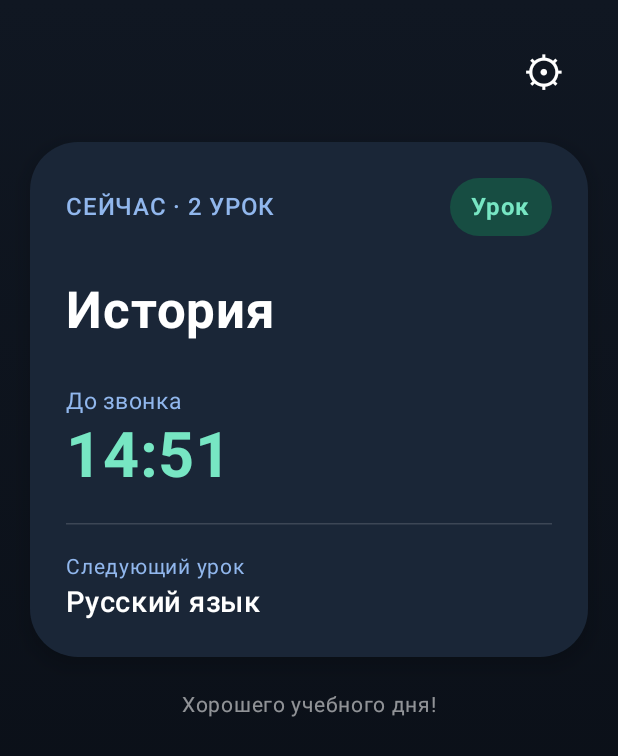
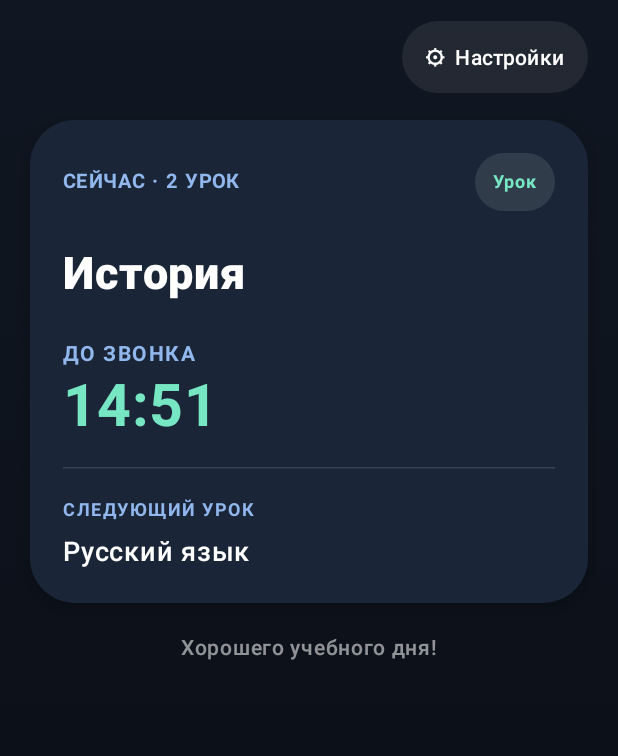
Before and after one commit to volosy886-ai/SchoolTime, an Android app built with Jetpack Compose: the screen it shows after launch (MainActivity), on a phone screen of 412 x 824 dp. Shown: the top 756 px of the screen. Run offline under Robolectric (Android 15) with nearby library versions, the phone set to English and light mode, and no system bars.

Commit message:
Add files via upload

```diff
--- a/app/src/main/java/com/schooltime/app/MainActivity.kt
+++ b/app/src/main/java/com/schooltime/app/MainActivity.kt
@@ -1,15 +1,15 @@
 package com.schooltime.app
 
-import android.appwidget.AppWidgetManager
-import android.content.ComponentName
-import android.content.Context
-import android.content.Intent
 import android.os.Bundle
 import androidx.activity.ComponentActivity
 import androidx.activity.compose.setContent
 import androidx.compose.foundation.background
+import androidx.compose.foundation.border
 import androidx.compose.foundation.layout.*
+import androidx.compose.foundation.rememberScrollState
+import androidx.compose.foundation.shape.CircleShape
 import androidx.compose.foundation.shape.RoundedCornerShape
+import androidx.compose.foundation.verticalScroll
 import androidx.compose.material3.*
 import androidx.compose.runtime.*
 import androidx.compose.ui.Alignment
@@ -17,156 +17,169 @@ import androidx.compose.ui.Modifier
 import androidx.compose.ui.graphics.Brush
 import androidx.compose.ui.graphics.Color
 import androidx.compose.ui.text.font.FontWeight
+import androidx.compose.ui.text.style.TextOverflow
 import androidx.compose.ui.unit.dp
 import androidx.compose.ui.unit.sp
 import kotlinx.coroutines.delay
 
 private val Mint = Color(0xFF77E6C3)
 private val Blue = Color(0xFF91B7ED)
+private val Ink = Color(0xFF101722)
+private val Panel = Color(0xFF1A2637)
 
 class MainActivity : ComponentActivity() {
     override fun onCreate(savedInstanceState: Bundle?) {
         super.onCreate(savedInstanceState)
-        val prefs = getSharedPreferences("schooltime_settings", Context.MODE_PRIVATE)
+        val prefs = getSharedPreferences(SchoolTimePrefs.FILE, MODE_PRIVATE)
+        setContent {
+            var glass by remember { mutableStateOf(prefs.getBoolean(SchoolTimePrefs.KEY_GLASS, false)) }
+            var onSettings by remember { mutableStateOf(false) }
+            var tick by remember { mutableIntStateOf(0) }
+            LaunchedEffect(Unit) { while (true) { delay(1000); tick++ } }
+            val status = remember(tick) { Timetable.status() }
+            val pageBrush = if (glass) {
+                Brush.linearGradient(listOf(Color(0xFF263D55), Color(0xFF101B2B), Color(0xFF344B65)))
+            } else Brush.verticalGradient(listOf(Color(0xFF101722), Color(0xFF080C13)))
 
-        setContent {
-            var glass by remember { mutableStateOf(prefs.getBoolean("glass", false)) }
-            var settingsOpen by remember { mutableStateOf(false) }
-            var tick by remember { mutableIntStateOf(0) }
+            MaterialTheme(colorScheme = darkColorScheme(primary = Mint, surface = Panel, background = Ink)) {
+                Box(Modifier.fillMaxSize().background(pageBrush)) {
+                    if (onSettings) {
+                        SettingsPage(
+                            glass = glass,
+                            onBack = { onSettings = false },
+                            onSelect = { selected ->
+                                glass = selected
+                                prefs.edit().putBoolean(SchoolTimePrefs.KEY_GLASS, selected).apply()
+                                SchoolTimeWidgetProvider.refresh(this@MainActivity)
+                            }
+                        )
+                    } else {
+                        HomePage(status = status, glass = glass, onSettings = { onSettings = true })
+                    }
+                }
+            }
+        }
+        SchoolTimeWidgetProvider.refresh(this)
+    }
 
-            LaunchedEffect(Unit) {
-                while (true) {
-                    delay(1000)
-                    tick++
+    override fun onResume() {
+        super.onResume()
+        SchoolTimeWidgetProvider.refresh(this)
     }
 }
 
-            val status = remember(tick) { Timetable.status() }
-            val isLesson = status.detail.startsWith("СЕЙЧАС")
-            val background = if (glass) {
-                Brush.linearGradient(listOf(Color(0xFF263D55), Color(0xFF101B2B), Color(0xFF344B65)))
-            } else {
-                Brush.verticalGradient(listOf(Color(0xFF101722), Color(0xFF080C13)))
-            }
-
-            MaterialTheme {
-                Box(
-                    modifier = Modifier.fillMaxSize().background(background).padding(20.dp)
-                ) {
+@Composable
+private fun HomePage(status: LessonStatus, glass: Boolean, onSettings: () -> Unit) {
+    val cardColor = if (glass) Color(0xB83C5875) else Panel
     Column(
-                        modifier = Modifier.fillMaxSize(),
+        modifier = Modifier.fillMaxSize().verticalScroll(rememberScrollState()).padding(horizontal = 20.dp, vertical = 14.dp),
         horizontalAlignment = Alignment.CenterHorizontally
     ) {
         Row(Modifier.fillMaxWidth(), horizontalArrangement = Arrangement.End) {
-                            TextButton(onClick = { settingsOpen = true }) {
-                                Text("⚙", fontSize = 28.sp, color = Color.White)
+            Surface(color = Color.White.copy(alpha = 0.08f), shape = CircleShape) {
+                TextButton(onClick = onSettings, contentPadding = PaddingValues(horizontal = 15.dp, vertical = 7.dp)) {
+                    Text("⚙  Настройки", color = Color.White, fontSize = 14.sp, fontWeight = FontWeight.SemiBold)
                 }
             }
-
-                        Spacer(Modifier.height(20.dp))
-
+        }
+        Spacer(Modifier.height(18.dp))
         Card(
-                            modifier = Modifier.fillMaxWidth(),
-                            shape = RoundedCornerShape(32.dp),
-                            colors = CardDefaults.cardColors(
-                                containerColor = if (glass) Color(0xAA4A6685) else Color(0xFF1A2637)
-                            ),
-                            elevation = CardDefaults.cardElevation(defaultElevation = if (glass) 0.dp else 8.dp)
+            modifier = Modifier.fillMaxWidth().widthIn(max = 520.dp),
+            shape = RoundedCornerShape(30.dp),
+            colors = CardDefaults.cardColors(containerColor = cardColor),
+            elevation = CardDefaults.cardElevation(defaultElevation = if (glass) 0.dp else 7.dp)
         ) {
-                            Column(Modifier.fillMaxWidth().padding(24.dp)) {
-                                Row(
-                                    Modifier.fillMaxWidth(),
-                                    horizontalArrangement = Arrangement.SpaceBetween,
-                                    verticalAlignment = Alignment.CenterVertically
-                                ) {
-                                    Text(status.detail, color = Blue, fontSize = 16.sp, fontWeight = FontWeight.SemiBold)
-                                    Surface(
-                                        shape = RoundedCornerShape(50.dp),
-                                        color = if (isLesson) Color(0xFF174D42) else Color(0xFF34445B)
-                                    ) {
+            Column(Modifier.fillMaxWidth().padding(horizontal = 22.dp, vertical = 22.dp)) {
+                Row(verticalAlignment = Alignment.CenterVertically, horizontalArrangement = Arrangement.SpaceBetween, modifier = Modifier.fillMaxWidth()) {
+                    Text(status.detail, color = Blue, fontSize = 13.sp, fontWeight = FontWeight.Bold, letterSpacing = 1.sp, modifier = Modifier.weight(1f))
+                    val badgeText = when (status.phase) {
+                        SchoolPhase.LESSON -> "Урок"
+                        SchoolPhase.BREAK -> "Перемена"
+                        SchoolPhase.BEFORE -> "Скоро"
+                        SchoolPhase.FINISHED -> "Завершено"
+                        SchoolPhase.WEEKEND -> "Выходной"
+                    }
+                    Surface(shape = CircleShape, color = Color.White.copy(alpha = 0.10f)) {
+                        Text(badgeText, modifier = Modifier.padding(horizontal = 12.dp, vertical = 7.dp), color = if (status.phase == SchoolPhase.LESSON) Mint else Blue, fontSize = 12.sp, fontWeight = FontWeight.Bold)
+                    }
+                }
+                Spacer(Modifier.height(24.dp))
+                Text(status.title, color = Color.White, fontSize = 30.sp, lineHeight = 34.sp, fontWeight = FontWeight.ExtraBold, maxLines = 2, overflow = TextOverflow.Ellipsis)
+                if (status.remaining.isNotBlank()) {
+                    Spacer(Modifier.height(24.dp))
+                    Text(status.timerLabel, color = Blue, fontSize = 14.sp, fontWeight = FontWeight.Bold, letterSpacing = 1.sp)
+                    Text(status.remaining, color = Mint, fontSize = 39.sp, lineHeight = 44.sp, fontWeight = FontWeight.Bold, letterSpacing = 1.sp)
+                }
+                Spacer(Modifier.height(18.dp))
+                HorizontalDivider(color = Color.White.copy(alpha = 0.13f))
+                Spacer(Modifier.height(15.dp))
+                Text(status.nextLabel.ifBlank { "ИНФОРМАЦИЯ" }, color = Blue, fontSize = 12.sp, fontWeight = FontWeight.Bold, letterSpacing = 1.sp)
+                Text(status.next, color = Color.White, fontSize = 18.sp, fontWeight = FontWeight.SemiBold, modifier = Modifier.padding(top = 4.dp))
+            }
+        }
+        Spacer(Modifier.height(18.dp))
         Text(
-                                            if (isLesson) "Урок" else "Перемена",
-                                            modifier = Modifier.padding(horizontal = 14.dp, vertical = 7.dp),
-                                            color = if (isLesson) Mint else Blue,
-                                            fontWeight = FontWeight.Bold
+            when (status.phase) {
+                SchoolPhase.FINISHED -> "Хорошего отдыха!"
+                SchoolPhase.WEEKEND -> "Приятных выходных!"
+                else -> "Хорошего учебного дня!"
+            }, color = Color.White.copy(alpha = 0.55f), fontSize = 14.sp, fontWeight = FontWeight.Medium
         )
     }
 }
 
-                                Spacer(Modifier.height(30.dp))
-                                Text(status.title, color = Color.White, fontSize = 34.sp, fontWeight = FontWeight.Bold)
+@Composable
+private fun SettingsPage(glass: Boolean, onBack: () -> Unit, onSelect: (Boolean) -> Unit) {
+    Column(
+        modifier = Modifier.fillMaxSize().verticalScroll(rememberScrollState()).padding(horizontal = 22.dp, vertical = 18.dp),
+        horizontalAlignment = Alignment.CenterHorizontally
+    ) {
+        Row(Modifier.fillMaxWidth(), verticalAlignment = Alignment.CenterVertically) {
+            TextButton(onClick = onBack) { Text("← Назад", color = Mint, fontSize = 15.sp) }
+        }
+        Spacer(Modifier.height(20.dp))
+        Text("Оформление", color = Color.White, fontSize = 29.sp, fontWeight = FontWeight.Bold)
+        Text("Выбери внешний вид приложения и виджета", color = Blue, fontSize = 14.sp, modifier = Modifier.padding(top = 8.dp))
         Spacer(Modifier.height(28.dp))
-
-                                Text(if (isLesson) "До звонка" else "До урока", color = Blue, fontSize = 15.sp)
-                                Text(
-                                    status.remaining.ifBlank { "— — : — —" },
-                                    color = Mint,
-                                    fontSize = 42.sp,
-                                    fontWeight = FontWeight.Bold
+        ThemeChoiceCard(
+            title = "Классическая",
+            subtitle = "Тёмная тема · сдержанный дизайн",
+            selected = !glass,
+            preview = Panel,
+            onClick = { onSelect(false) }
         )
-
-                                Spacer(Modifier.height(20.dp))
-                                HorizontalDivider(color = Color.White.copy(alpha = 0.15f))
         Spacer(Modifier.height(16.dp))
-                                Text("Следующий урок", color = Blue, fontSize = 14.sp)
-                                Text(status.next, color = Color.White, fontSize = 19.sp, fontWeight = FontWeight.Medium)
+        ThemeChoiceCard(
+            title = "Жидкое стекло",
+            subtitle = "Полупрозрачные оттенки и мягкие контуры",
+            selected = glass,
+            preview = Color(0xB83C5875),
+            onClick = { onSelect(true) }
+        )
+        Spacer(Modifier.height(28.dp))
+        Text("Выбранная тема применяется и к виджету.", color = Color.White.copy(alpha = 0.60f), fontSize = 13.sp)
     }
 }
 
-                        Spacer(Modifier.height(20.dp))
-                        Text("Хорошего учебного дня!", color = Color.White.copy(alpha = 0.55f), fontSize = 14.sp)
+@Composable
+private fun ThemeChoiceCard(title: String, subtitle: String, selected: Boolean, preview: Color, onClick: () -> Unit) {
+    Surface(
+        onClick = onClick,
+        modifier = Modifier.fillMaxWidth().widthIn(max = 520.dp).then(
+            if (selected) Modifier.border(2.dp, Mint, RoundedCornerShape(24.dp)) else Modifier
+        ),
+        shape = RoundedCornerShape(24.dp),
+        color = Color.White.copy(alpha = 0.045f)
+    ) {
+        Row(Modifier.padding(16.dp), verticalAlignment = Alignment.CenterVertically) {
+            Box(Modifier.size(62.dp).background(preview, RoundedCornerShape(17.dp)), contentAlignment = Alignment.Center) {
+                Text("12:34", color = Mint, fontSize = 13.sp, fontWeight = FontWeight.Bold)
             }
-
-                    if (settingsOpen) {
-                        AlertDialog(
-                            onDismissRequest = { settingsOpen = false },
-                            containerColor = Color(0xFF1B293B),
-                            title = { Text("Оформление", color = Color.White) },
-                            text = {
-                                Column(verticalArrangement = Arrangement.spacedBy(12.dp)) {
-                                    Button(
-                                        modifier = Modifier.fillMaxWidth(),
-                                        onClick = {
-                                            glass = false
-                                            prefs.edit().putBoolean("glass", false).apply()
-                                            refreshWidget()
-                                            settingsOpen = false
-                                        },
-                                        colors = ButtonDefaults.buttonColors(containerColor = Color(0xFF34445B))
-                                    ) { Text("Классическая") }
-
-                                    Button(
-                                        modifier = Modifier.fillMaxWidth(),
-                                        onClick = {
-                                            glass = true
-                                            prefs.edit().putBoolean("glass", true).apply()
-                                            refreshWidget()
-                                            settingsOpen = false
-                                        },
-                                        colors = ButtonDefaults.buttonColors(containerColor = Color(0xFF397A75))
-                                    ) { Text("Жидкое стекло") }
+            Column(Modifier.weight(1f).padding(start = 15.dp)) {
+                Text(title, color = Color.White, fontSize = 17.sp, fontWeight = FontWeight.Bold)
+                Text(subtitle, color = Blue, fontSize = 12.sp, lineHeight = 16.sp, modifier = Modifier.padding(top = 4.dp))
             }
-                            },
-                            confirmButton = {
-                                TextButton(onClick = { settingsOpen = false }) {
-                                    Text("Закрыть", color = Mint)
-                                }
-                            }
-                        )
+            if (selected) Text("✓", color = Mint, fontSize = 24.sp, fontWeight = FontWeight.Bold)
         }
     }
 }
-        }
-    }
-
-    private fun refreshWidget() {
-        val manager = AppWidgetManager.getInstance(this)
-        val component = ComponentName(this, SchoolTimeWidgetReceiver::class.java)
-        val ids = manager.getAppWidgetIds(component)
-        val intent = Intent(this, SchoolTimeWidgetReceiver::class.java).apply {
-            action = AppWidgetManager.ACTION_APPWIDGET_UPDATE
-            putExtra(AppWidgetManager.EXTRA_APPWIDGET_IDS, ids)
-        }
-        sendBroadcast(intent)
-    }
-}
--- a/app/src/main/java/com/schooltime/app/Timetable.kt
+++ b/app/src/main/java/com/schooltime/app/Timetable.kt
@@ -1,111 +1,88 @@
 package com.schooltime.app
 
 import java.time.DayOfWeek
+import java.time.Duration
 import java.time.LocalDate
 import java.time.LocalTime
-import java.time.format.DateTimeFormatter
-import java.time.Duration
 
-data class Lesson(
-    val name: String,
-    val start: String,
-    val end: String
-)
-
-data class LessonStatus(
+internal data class Lesson(val name: String, val start: String, val end: String)
+internal enum class SchoolPhase { LESSON, BREAK, BEFORE, FINISHED, WEEKEND }
+internal data class LessonStatus(
+    val phase: SchoolPhase,
     val detail: String,
     val title: String,
+    val timerLabel: String,
     val remaining: String,
+    val nextLabel: String,
     val next: String
 )
 
-object Timetable {
+internal object Timetable {
     private val days = mapOf(
         DayOfWeek.MONDAY to listOf(
-            Lesson("География", "09:10", "09:50"),
-            Lesson("История", "10:05", "10:45"),
-            Lesson("Русский язык", "11:00", "11:40"),
-            Lesson("Литература", "11:50", "12:30"),
-            Lesson("Английский язык", "12:50", "13:30"),
-            Lesson("Математика", "13:40", "14:20")
+            Lesson("География", "09:10", "09:50"), Lesson("История", "10:05", "10:45"),
+            Lesson("Русский язык", "11:00", "11:40"), Lesson("Литература", "11:50", "12:30"),
+            Lesson("Английский язык", "12:50", "13:30"), Lesson("Математика", "13:40", "14:20")
         ),
         DayOfWeek.TUESDAY to listOf(
-            Lesson("История", "08:30", "09:15"),
-            Lesson("Музыка", "09:25", "10:10"),
-            Lesson("Русский язык", "10:30", "11:15"),
-            Lesson("Математика", "11:30", "12:15"),
+            Lesson("История", "08:30", "09:15"), Lesson("Музыка", "09:25", "10:10"),
+            Lesson("Русский язык", "10:30", "11:15"), Lesson("Математика", "11:30", "12:15"),
             Lesson("Физкультура", "12:35", "13:20")
         ),
         DayOfWeek.WEDNESDAY to listOf(
-            Lesson("Биология", "08:30", "09:15"),
-            Lesson("ИЗО", "09:25", "10:10"),
-            Lesson("Математика", "10:30", "11:15"),
-            Lesson("Русский язык", "11:30", "12:15"),
-            Lesson("Практикум по математике", "12:35", "13:20"),
-            Lesson("Русский язык", "13:30", "14:15")
+            Lesson("Биология", "08:30", "09:15"), Lesson("ИЗО", "09:25", "10:10"),
+            Lesson("Математика", "10:30", "11:15"), Lesson("Русский язык", "11:30", "12:15"),
+            Lesson("Практикум по математике", "12:35", "13:20"), Lesson("Русский язык", "13:30", "14:15")
         ),
         DayOfWeek.THURSDAY to listOf(
-            Lesson("Математика", "09:10", "09:50"),
-            Lesson("Русский язык", "10:05", "10:45"),
-            Lesson("Русский язык", "11:00", "11:40"),
-            Lesson("Труд", "11:50", "12:30"),
-            Lesson("Физкультура", "12:50", "13:30"),
-            Lesson("Английский язык", "13:40", "14:20")
+            Lesson("Математика", "09:10", "09:50"), Lesson("Русский язык", "10:05", "10:45"),
+            Lesson("Русский язык", "11:00", "11:40"), Lesson("Труд", "11:50", "12:30"),
+            Lesson("Физкультура", "12:50", "13:30"), Lesson("Английский язык", "13:40", "14:20")
         ),
         DayOfWeek.FRIDAY to listOf(
-            Lesson("Математика", "08:30", "09:15"),
-            Lesson("Спортивный модуль", "09:25", "10:10"),
-            Lesson("История", "10:30", "11:15"),
-            Lesson("Английский язык", "11:30", "12:15"),
-            Lesson("Литература", "12:35", "13:20"),
-            Lesson("Литература", "13:40", "14:15")
+            Lesson("Математика", "08:30", "09:15"), Lesson("Спортивный модуль", "09:25", "10:10"),
+            Lesson("История", "10:30", "11:15"), Lesson("Английский язык", "11:30", "12:15"),
+            Lesson("Литература", "12:35", "13:20"), Lesson("Литература", "13:40", "14:15")
         )
     )
 
-    private val clock = DateTimeFormatter.ofPattern("HH:mm")
+    fun status(now: LocalTime = LocalTime.now(), date: LocalDate = LocalDate.now()): LessonStatus {
+        val lessons = days[date.dayOfWeek].orEmpty()
+        if (lessons.isEmpty()) return LessonStatus(
+            SchoolPhase.WEEKEND, "СЕГОДНЯ", "Выходной", "", "", "", "Занятий нет"
+        )
 
-    fun status(): LessonStatus {
-        val now = LocalTime.now()
-        val lessons = days[LocalDate.now().dayOfWeek].orEmpty()
-
-        if (lessons.isEmpty()) {
-            return LessonStatus("СЕГОДНЯ", "Выходной", "", "Занятий нет")
-        }
-
-        val current = lessons.indexOfFirst {
-            now >= LocalTime.parse(it.start) && now < LocalTime.parse(it.end)
-        }
-
-        if (current >= 0) {
-            val lesson = lessons[current]
-            val end = LocalTime.parse(lesson.end)
-            val nextName = lessons.getOrNull(current + 1)?.name ?: "Занятия закончились"
+        val currentIndex = lessons.indexOfFirst { now >= it.startTime() && now < it.endTime() }
+        if (currentIndex >= 0) {
+            val current = lessons[currentIndex]
+            val next = lessons.getOrNull(currentIndex + 1)?.name ?: "Последний урок"
             return LessonStatus(
-                "СЕЙЧАС · ${current + 1} УРОК",
-                lesson.name,
-                countdown(now, end),
-                nextName
+                SchoolPhase.LESSON, "СЕЙЧАС · ${currentIndex + 1} УРОК", current.name,
+                "ДО ЗВОНКА", countdown(now, current.endTime()), "СЛЕДУЮЩИЙ УРОК", next
             )
         }
 
-        val nextIndex = lessons.indexOfFirst { now < LocalTime.parse(it.start) }
+        val nextIndex = lessons.indexOfFirst { now < it.startTime() }
         if (nextIndex >= 0) {
-            val nextLesson = lessons[nextIndex]
+            val next = lessons[nextIndex]
+            val before = nextIndex == 0
             return LessonStatus(
-                if (nextIndex == 0) "СКОРО НАЧНЁТСЯ" else "ПЕРЕМЕНА",
-                "Перемена",
-                countdown(now, LocalTime.parse(nextLesson.start)),
-                nextLesson.name
+                if (before) SchoolPhase.BEFORE else SchoolPhase.BREAK,
+                if (before) "СКОРО НАЧНЁТСЯ" else "ПЕРЕМЕНА",
+                if (before) "Уроки скоро начнутся" else "Перемена",
+                if (before) "ДО ПЕРВОГО УРОКА" else "ДО УРОКА",
+                countdown(now, next.startTime()), "СЛЕДУЮЩИЙ УРОК", next.name
             )
         }
-
-        return LessonStatus("НА СЕГОДНЯ", "Уроки закончились", "", "До завтра")
+        return LessonStatus(
+            SchoolPhase.FINISHED, "НА СЕГОДНЯ", "Уроки закончились", "", "", "СЛЕДУЮЩИЙ УРОК", "До завтра"
+        )
     }
 
+    private fun Lesson.startTime() = LocalTime.parse(start)
+    private fun Lesson.endTime() = LocalTime.parse(end)
     private fun countdown(now: LocalTime, target: LocalTime): String {
         val seconds = Duration.between(now, target).seconds.coerceAtLeast(0)
-        val minutes = seconds / 60
-        val remainingSeconds = seconds % 60
-        return "%02d:%02d".format(minutes, remainingSeconds)
+        return "%02d:%02d".format(seconds / 60, seconds % 60)
     }
 }
--- /dev/null
+++ b/app/src/main/res/drawable/widget_bg_classic.xml
@@ -0,0 +1,5 @@
+<shape xmlns:android="http://schemas.android.com/apk/res/android" android:shape="rectangle">
+    <solid android:color="#FF1A2637" />
+    <corners android:radius="26dp" />
+    <stroke android:width="1dp" android:color="#334F6685" />
+</shape>
--- /dev/null
+++ b/app/src/main/res/drawable/widget_bg_glass.xml
@@ -0,0 +1,5 @@
+<shape xmlns:android="http://schemas.android.com/apk/res/android" android:shape="rectangle">
+    <solid android:color="#DD344B66" />
+    <corners android:radius="26dp" />
+    <stroke android:width="1dp" android:color="#88A8C8E8" />
+</shape>
--- /dev/null
+++ b/app/src/main/res/values/strings.xml
@@ -0,0 +1,3 @@
+<resources>
+    <string name="widget_description">Текущий урок и время до звонка</string>
+</resources>
--- a/gradle.properties
+++ b/gradle.properties
@@ -1,3 +1,4 @@
 org.gradle.jvmargs=-Xmx3g -Dfile.encoding=UTF-8
 android.useAndroidX=true
 kotlin.code.style=official
+org.gradle.parallel=true
```
Also changed, not shown: app/build.gradle.kts (+7 -13 lines), app/src/main/AndroidManifest.xml (+7 -2 lines), app/src/main/java/com/schooltime/app/SchoolTimeWidget.kt (+83 -51 lines), app/src/main/res/drawable/ic_schooltime.xml (+11 -22 lines), app/src/main/res/layout/widget_schooltime.xml (added, +63 -0 lines), app/src/main/res/xml/schooltime_widget_info.xml (+7 -4 lines), settings.gradle.kts (+2 -11 lines), 1 other file. Lines whose indentation alone changed are shown as unchanged.
